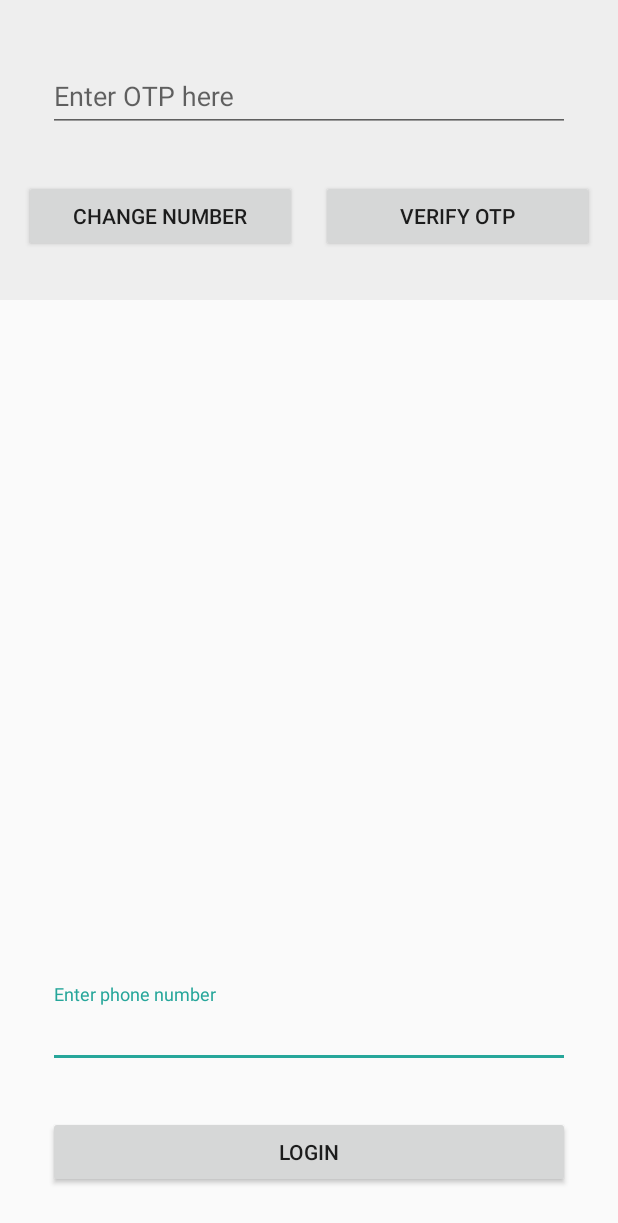
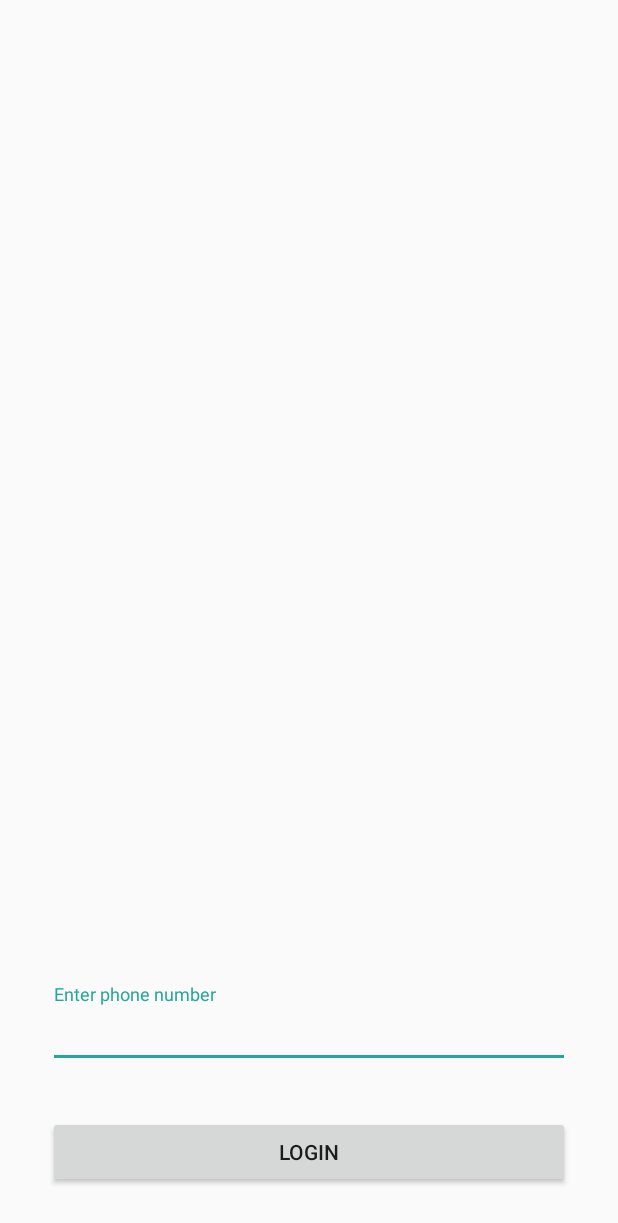
Before and after one commit to vishnubenny/Believers, an Android app: the layout fragment_login.xml on its own in the app's theme, with its tools: preview values and no code run, on a phone screen of 412 x 824 dp. Shown: the top 1223 px of the screen. Run offline under Robolectric (Android 15) with nearby library versions, the phone set to English and light mode, and no system bars.

Commit message:
Change logic for otp auth. Changed otp enter and validating. Updated UI. Removed unused widgets in the login xml UI.

```diff
--- a/app/src/main/java/com/fabsv/believers/believers/data/source/UserDataSource.kt
+++ b/app/src/main/java/com/fabsv/believers/believers/data/source/UserDataSource.kt
@@ -9,5 +9,4 @@ interface UserDataSource {
     fun loginWithPhoneNumber(phoneNumber: String): Observable<Boolean>
     fun onLogoutClicked(): Observable<Boolean>
     fun getFirebasePhoneAuthObservable(): Observable<PhoneAuthEvent>?
-    fun firebaseVerifyOtp(verificationId: String, otpEntered: String): Single<FirebaseUser>?
 }
--- a/app/src/main/java/com/fabsv/believers/believers/data/source/local/UserLocalDataSource.kt
+++ b/app/src/main/java/com/fabsv/believers/believers/data/source/local/UserLocalDataSource.kt
@@ -24,8 +24,4 @@ class UserLocalDataSource(val context: Context, val appPreferencesHelper: AppPre
     override fun getFirebasePhoneAuthObservable(): Observable<PhoneAuthEvent>? {
         return null
     }
-
-    override fun firebaseVerifyOtp(verificationId: String, otpEntered: String): Single<FirebaseUser>? {
-        return null
-    }
 }
--- a/app/src/main/java/com/fabsv/believers/believers/data/source/remote/UserRemoteDataSource.kt
+++ b/app/src/main/java/com/fabsv/believers/believers/data/source/remote/UserRemoteDataSource.kt
@@ -37,9 +37,4 @@ class UserRemoteDataSource(val context: Context, val appPreferencesHelper: AppPr
         return RxPhoneAuthProvider.verifyPhoneNumber(phoneAuthProvider, "+919744234506", 120,
                 TimeUnit.SECONDS, context as Activity)
     }
-
-    override fun firebaseVerifyOtp(verificationId: String, otpEntered: String): Single<FirebaseUser>? {
-        val credential = PhoneAuthProvider.getCredential(verificationId, otpEntered)
-        return FirebaseAuth.getInstance().rxSignInWithCredential(credential)
-    }
 }
--- a/app/src/main/java/com/fabsv/believers/believers/ui/module/login/LoginContract.kt
+++ b/app/src/main/java/com/fabsv/believers/believers/ui/module/login/LoginContract.kt
@@ -8,14 +8,12 @@ import io.reactivex.Observable
 interface LoginContract {
     interface LoginView : MvpView {
         fun getPhoneNumberField(): InitialValueObservable<CharSequence>
-        fun getOtpField(): InitialValueObservable<CharSequence>
         fun updateLoginButtonStatus(enable: Boolean)
         fun updateVerifyOtpButtonStatus(isValidOtp: Boolean)
         fun updateVerifyAuthCodeLayoutStatus(showVerifyLayout: Boolean)
         fun getLoginButtonClick(): Observable<Any>
         fun getVerifyOtpButtonClick(): Observable<Any>
         fun getPhoneNumberFieldValue(): String
-        fun getOtpFieldValue(): String
         fun onLoginSuccess()
         fun onLoginFailure()
         fun resetScreen()
@@ -26,6 +24,7 @@ interface LoginContract {
         fun validate()
         fun showHomeFragment()
         fun updateVerifyAuthCodeLayoutStatus(showVerifyLayout: Boolean)
+        fun onPhoneAuthVerificationCompleteEvent(): Boolean
         fun unSubscribeValidations()
 
     }
--- a/app/src/main/java/com/fabsv/believers/believers/ui/module/login/LoginInteractor.kt
+++ b/app/src/main/java/com/fabsv/believers/believers/ui/module/login/LoginInteractor.kt
@@ -4,9 +4,7 @@ import android.content.Context
 import com.androidhuman.rxfirebase2.auth.PhoneAuthEvent
 import com.fabsv.believers.believers.data.repository.UserRepository
 import com.fabsv.believers.believers.data.source.local.prefs.AppPreferencesHelper
-import com.google.firebase.auth.FirebaseUser
 import io.reactivex.Observable
-import io.reactivex.Single
 
 class LoginInteractor(private val context: Context, val appPreferencesHelper: AppPreferencesHelper) {
 
@@ -20,10 +18,6 @@ class LoginInteractor(private val context: Context, val appPreferencesHelper: Ap
         return userRepository.getFirebasePhoneAuthObservable()
     }
 
-    fun firebaseVerifyOtp(verificationId: String, otpEntered: String): Single<FirebaseUser>? {
-        return userRepository.firebaseVerifyOtp(verificationId, otpEntered)
-    }
-
     init {
         this.userRepository = UserRepository(context, appPreferencesHelper)
     }
--- a/app/src/main/res/layout/fragment_login.xml
+++ b/app/src/main/res/layout/fragment_login.xml
@@ -1,6 +1,7 @@
 <?xml version="1.0" encoding="utf-8"?>
 <android.support.constraint.ConstraintLayout xmlns:android="http://schemas.android.com/apk/res/android"
     xmlns:app="http://schemas.android.com/apk/res-auto"
+    xmlns:tools="http://schemas.android.com/tools"
     android:layout_width="match_parent"
     android:layout_height="match_parent">
 
@@ -52,58 +53,82 @@
         android:id="@+id/layout_verify"
         android:layout_width="match_parent"
         android:layout_height="wrap_content"
-        android:background="@drawable/solid_light_grey"
-        android:visibility="visible"
+        android:background="@drawable/solid_light_grey_background"
+        android:visibility="gone"
         app:layout_constraintEnd_toEndOf="parent"
         app:layout_constraintStart_toStartOf="parent"
         app:layout_constraintTop_toTopOf="parent">
 
-        <android.support.design.widget.TextInputLayout
-            android:id="@+id/textInputLayout2"
+        <TextView
+            android:id="@+id/text_view_waiting_for_otp"
             android:layout_width="match_parent"
             android:layout_height="wrap_content"
-            android:layout_marginStart="32dp"
-            android:layout_marginTop="32dp"
-            android:layout_marginEnd="32dp"
-            android:layout_marginBottom="32dp"
-            app:layout_constraintBottom_toTopOf="@+id/button_verify_otp"
+            android:layout_marginStart="16dp"
+            android:layout_marginTop="16dp"
+            android:layout_marginEnd="16dp"
+            android:layout_marginBottom="16dp"
+            android:gravity="center"
+            android:text="@string/waiting_for_otp_to_verify_your_phone_number"
+            android:textColor="@color/textPrimary"
+            android:textSize="16sp"
+            app:layout_constraintBottom_toBottomOf="parent"
             app:layout_constraintEnd_toEndOf="parent"
             app:layout_constraintStart_toStartOf="parent"
-            app:layout_constraintTop_toTopOf="parent">
+            app:layout_constraintTop_toTopOf="parent" />
+    </android.support.constraint.ConstraintLayout>
 
-            <EditText
-                android:id="@+id/edit_text_otp"
-                android:layout_width="match_parent"
-                android:layout_height="wrap_content"
-                android:hint="@string/enter_otp_here"
-                android:inputType="numberSigned" />
-        </android.support.design.widget.TextInputLayout>
+    <android.support.constraint.ConstraintLayout
+        android:id="@+id/layout_retry_attempt"
+        android:layout_width="match_parent"
+        android:layout_height="wrap_content"
+        android:background="@drawable/solid_light_grey_background"
+        android:visibility="gone"
+        app:layout_constraintEnd_toEndOf="parent"
+        app:layout_constraintStart_toStartOf="parent"
+        app:layout_constraintTop_toTopOf="parent">
+
+        <TextView
+            android:id="@+id/text_view_retry_attempt"
+            android:layout_width="match_parent"
+            android:layout_height="wrap_content"
+            android:layout_marginStart="8dp"
+            android:layout_marginTop="16dp"
+            android:layout_marginEnd="8dp"
+            android:gravity="center_horizontal"
+            android:text="@string/otp_verification_attempt_failed_nplease_retry_or_try_changing_phone_number"
+            android:textColor="@color/textPrimary"
+            android:textSize="16sp"
+            app:layout_constraintEnd_toEndOf="parent"
+            app:layout_constraintStart_toStartOf="parent"
+            app:layout_constraintTop_toTopOf="parent" />
 
         <Button
             android:id="@+id/button_change_number"
             android:layout_width="0dp"
             android:layout_height="wrap_content"
-            android:layout_marginStart="16dp"
-            android:layout_marginEnd="16dp"
-            android:layout_marginBottom="32dp"
+            android:layout_marginStart="8dp"
+            android:layout_marginTop="16dp"
+            android:layout_marginBottom="16dp"
             android:text="@string/change_number"
-            app:layout_constraintBottom_toBottomOf="@+id/layout_verify"
-            app:layout_constraintEnd_toStartOf="@+id/button_verify_otp"
+            app:layout_constraintBottom_toBottomOf="parent"
+            app:layout_constraintEnd_toStartOf="@+id/button_retry"
             app:layout_constraintHorizontal_bias="0.5"
-            app:layout_constraintStart_toStartOf="parent" />
+            app:layout_constraintStart_toStartOf="parent"
+            app:layout_constraintTop_toBottomOf="@+id/text_view_retry_attempt" />
 
         <Button
-            android:id="@+id/button_verify_otp"
+            android:id="@+id/button_retry"
             android:layout_width="0dp"
             android:layout_height="wrap_content"
-            android:layout_marginEnd="16dp"
-            android:layout_marginBottom="32dp"
-            android:text="@string/verify_otp"
-            app:layout_constraintBottom_toBottomOf="@+id/layout_verify"
+            android:layout_marginStart="8dp"
+            android:layout_marginTop="16dp"
+            android:layout_marginEnd="8dp"
+            android:layout_marginBottom="16dp"
+            android:text="@string/retry"
+            app:layout_constraintBottom_toBottomOf="parent"
             app:layout_constraintEnd_toEndOf="parent"
             app:layout_constraintHorizontal_bias="0.5"
-            app:layout_constraintStart_toEndOf="@+id/button_change_number" />
-
-
+            app:layout_constraintStart_toEndOf="@+id/button_change_number"
+            app:layout_constraintTop_toBottomOf="@+id/text_view_retry_attempt" />
     </android.support.constraint.ConstraintLayout>
 </android.support.constraint.ConstraintLayout>
--- a/app/src/main/res/values/strings.xml
+++ b/app/src/main/res/values/strings.xml
@@ -16,4 +16,7 @@
     <string name="enter_otp_here">Enter OTP here</string>
     <string name="enter_phone_number">Enter phone number</string>
     <string name="change_number">Change Number</string>
+    <string name="waiting_for_otp_to_verify_your_phone_number">Waiting for otp to verify your phone number</string>
+    <string name="otp_verification_attempt_failed_nplease_retry_or_try_changing_phone_number">OTP verification attempt failed. \nPlease retry or try changing phone number.</string>
+    <string name="retry">Retry</string>
 </resources>
```
Also changed, not shown: app/src/main/java/com/fabsv/believers/believers/data/repository/UserRepository.kt (+0 -7 lines), app/src/main/java/com/fabsv/believers/believers/ui/module/login/LoginFragment.kt (+11 -18 lines), app/src/main/java/com/fabsv/believers/believers/ui/module/login/LoginPresenter.kt (+19 -53 lines), app/src/main/res/drawable/solid_light_grey_background.xml (renamed from app/src/main/res/drawable/solid_light_grey.xml).
